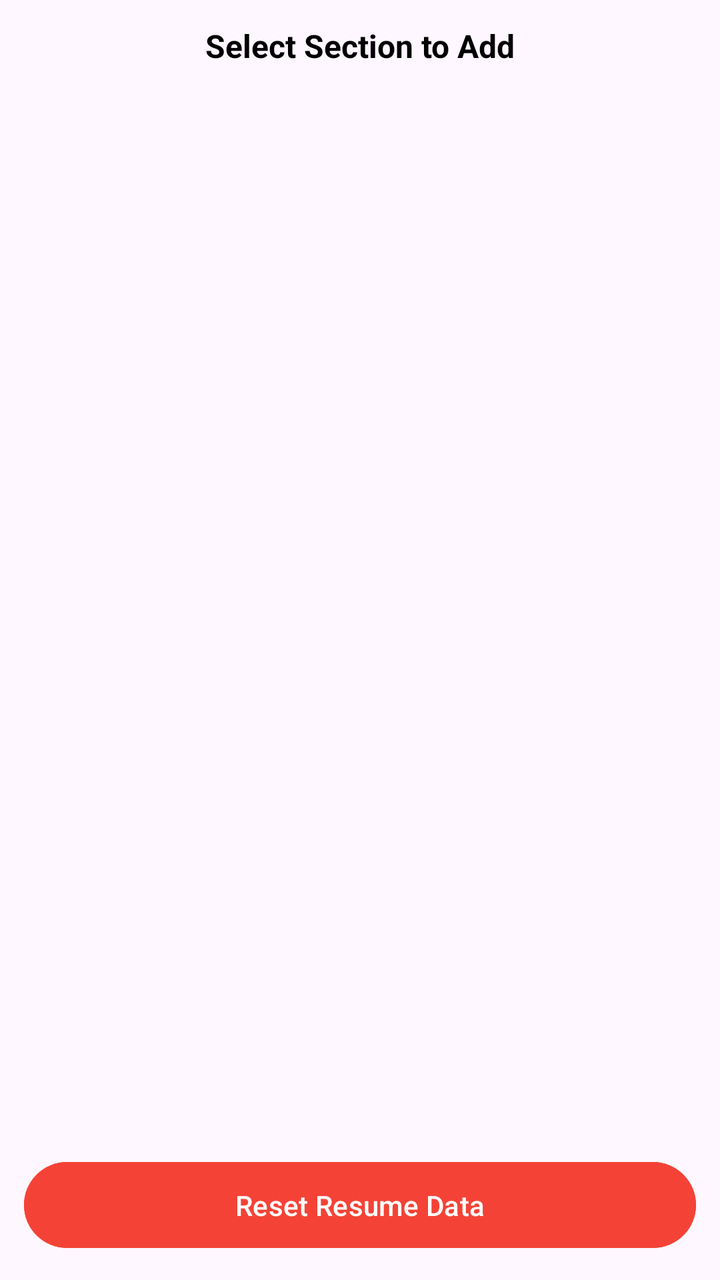
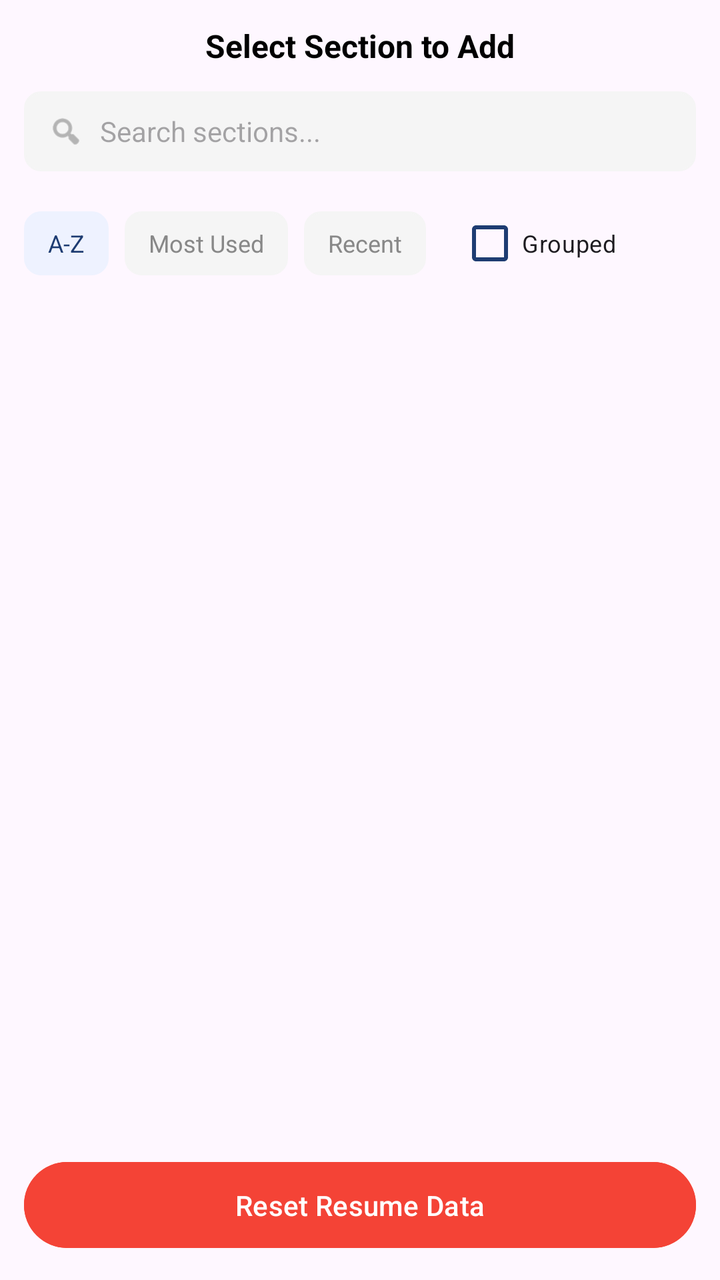

Compare the two renders of this Android layout. The source of the first and the diff that turns it into the second are given below.
<!-- AndroidManifest.xml: application theme Theme.MyApplication -->
<!-- res/layout/panel_page_sections.xml -->
<?xml version="1.0" encoding="utf-8"?>
<LinearLayout xmlns:android="http://schemas.android.com/apk/res/android" android:layout_width="match_parent" android:layout_height="match_parent" android:orientation="vertical" android:background="@android:color/transparent" android:padding="12dp">

    <TextView android:layout_width="match_parent" android:layout_height="wrap_content" android:text="Select Section to Add" android:textStyle="bold" android:textSize="16sp" android:textColor="#000000" android:gravity="center" android:layout_marginBottom="16dp"/>

    
    
    <ScrollView android:layout_width="match_parent" android:layout_height="0dp" android:layout_weight="1" android:scrollbars="vertical" android:paddingBottom="8dp">
        <LinearLayout android:layout_width="match_parent" android:layout_height="wrap_content" android:orientation="horizontal" android:id="@+id/sections_container">

            
            <LinearLayout android:id="@+id/column_left" android:layout_width="0dp" android:layout_height="wrap_content" android:layout_weight="1" android:orientation="vertical" android:paddingRight="4dp"/>

            
            <LinearLayout android:id="@+id/column_right" android:layout_width="0dp" android:layout_height="wrap_content" android:layout_weight="1" android:orientation="vertical" android:paddingLeft="4dp"/>

        </LinearLayout>
    </ScrollView>

    <Button android:id="@+id/btn_reset_all" android:layout_width="match_parent" android:layout_height="wrap_content" android:text="Reset Resume Data" android:layout_marginTop="8dp" android:backgroundTint="#F44336" android:textColor="#FFFFFF" android:textAllCaps="false" android:elevation="2dp" android:paddingVertical="12dp"/>

</LinearLayout>
<!-- resources referenced by this layout -->
<resources>
  <style name="Theme.MyApplication" parent="Base.Theme.MyApplication" />
  <style name="Base.Theme.MyApplication" parent="Theme.Material3.DayNight.NoActionBar">
          
          
      </style>
</resources>

<!-- the commit's change to res/layout/panel_page_sections.xml (unified diff, before → after) -->
@@ -1,19 +1,38 @@
 <?xml version="1.0" encoding="utf-8"?>
-<LinearLayout xmlns:android="http://schemas.android.com/apk/res/android" android:layout_width="match_parent" android:layout_height="match_parent" android:orientation="vertical" android:background="@android:color/transparent" android:padding="12dp">
+<LinearLayout xmlns:android="http://schemas.android.com/apk/res/android"
+    xmlns:app="http://schemas.android.com/apk/res-auto" android:layout_width="match_parent" android:layout_height="match_parent" android:orientation="vertical" android:background="@android:color/transparent" android:padding="12dp">
 
-    <TextView android:layout_width="match_parent" android:layout_height="wrap_content" android:text="Select Section to Add" android:textStyle="bold" android:textSize="16sp" android:textColor="#000000" android:gravity="center" android:layout_marginBottom="16dp"/>
+    <TextView android:layout_width="match_parent" android:layout_height="wrap_content" android:text="Select Section to Add" android:textStyle="bold" android:textSize="16sp" android:textColor="#000000" android:gravity="center" android:layout_marginBottom="12dp"/>
+
+    
+    <LinearLayout android:layout_width="match_parent" android:layout_height="40dp" android:orientation="horizontal" android:background="@drawable/rounded_box_bg" android:backgroundTint="#F5F5F5" android:gravity="center_vertical" android:paddingHorizontal="12dp" android:layout_marginBottom="12dp">
+        <ImageView android:layout_width="18dp" android:layout_height="18dp" android:src="@android:drawable/ic_menu_search" app:tint="#888888"/>
+        <EditText android:id="@+id/search_sections" android:layout_width="match_parent" android:layout_height="match_parent" android:background="@null" android:hint="Search sections..." android:textSize="14sp" android:paddingStart="8dp" android:inputType="text" android:imeOptions="actionSearch"/>
+    </LinearLayout>
+
+    
+    <HorizontalScrollView android:layout_width="match_parent" android:layout_height="wrap_content" android:scrollbars="none" android:layout_marginBottom="12dp">
+        <LinearLayout android:layout_width="wrap_content" android:layout_height="wrap_content" android:orientation="horizontal" android:gravity="center_vertical">
+            <TextView android:id="@+id/btn_sort_az" android:layout_width="wrap_content" android:layout_height="32dp" android:text="A-Z" android:textSize="12sp" android:gravity="center" android:paddingHorizontal="12dp" android:background="@drawable/rounded_box_bg" android:backgroundTint="#EEF2FF" android:textColor="#1E3C72" android:clickable="true" android:focusable="true"/>
+            <View android:layout_width="8dp" android:layout_height="1dp"/>
+            <TextView android:id="@+id/btn_sort_usage" android:layout_width="wrap_content" android:layout_height="32dp" android:text="Most Used" android:textSize="12sp" android:gravity="center" android:paddingHorizontal="12dp" android:background="@drawable/rounded_box_bg" android:backgroundTint="#F5F5F5" android:textColor="#888888" android:clickable="true" android:focusable="true"/>
+            <View android:layout_width="8dp" android:layout_height="1dp"/>
+            <TextView android:id="@+id/btn_sort_recent" android:layout_width="wrap_content" android:layout_height="32dp" android:text="Recent" android:textSize="12sp" android:gravity="center" android:paddingHorizontal="12dp" android:background="@drawable/rounded_box_bg" android:backgroundTint="#F5F5F5" android:textColor="#888888" android:clickable="true" android:focusable="true"/>
+            <View android:layout_width="16dp" android:layout_height="1dp"/>
+            <CheckBox android:id="@+id/chk_group_by" android:layout_width="wrap_content" android:layout_height="wrap_content" android:text="Grouped" android:textSize="12sp" android:checked="true" android:buttonTint="#1E3C72" android:textAllCaps="false"/>
+        </LinearLayout>
+    </HorizontalScrollView>
 
     
     
     <ScrollView android:layout_width="match_parent" android:layout_height="0dp" android:layout_weight="1" android:scrollbars="vertical" android:paddingBottom="8dp">
-        <LinearLayout android:layout_width="match_parent" android:layout_height="wrap_content" android:orientation="horizontal" android:id="@+id/sections_container">
-
-            
-            <LinearLayout android:id="@+id/column_left" android:layout_width="0dp" android:layout_height="wrap_content" android:layout_weight="1" android:orientation="vertical" android:paddingRight="4dp"/>
-
-            
-            <LinearLayout android:id="@+id/column_right" android:layout_width="0dp" android:layout_height="wrap_content" android:layout_weight="1" android:orientation="vertical" android:paddingLeft="4dp"/>
-
+        <LinearLayout android:id="@+id/sections_category_container" android:layout_width="match_parent" android:layout_height="wrap_content" android:orientation="vertical">
+            <LinearLayout android:layout_width="match_parent" android:layout_height="wrap_content" android:orientation="horizontal" android:id="@+id/sections_container">
+                
+                <LinearLayout android:id="@+id/column_left" android:layout_width="0dp" android:layout_height="wrap_content" android:layout_weight="1" android:orientation="vertical" android:paddingRight="4dp"/>
+                
+                <LinearLayout android:id="@+id/column_right" android:layout_width="0dp" android:layout_height="wrap_content" android:layout_weight="1" android:orientation="vertical" android:paddingLeft="4dp"/>
+            </LinearLayout>
         </LinearLayout>
     </ScrollView>
 
<!-- resource entries referenced after the edit -->
@@ -1,5 +1,12 @@
 <!-- resources referenced by this layout -->
 <resources>
+  <!-- drawable rounded_box_bg (drawable) -->
+  <?xml version="1.0" encoding="utf-8"?>
+  <shape xmlns:android="http://schemas.android.com/apk/res/android">
+      <solid android:color="#F5F5F5"/>
+      <corners android:radius="8dp"/>
+      <stroke android:width="1dp" android:color="#E0E0E0"/>
+  </shape>
   <style name="Theme.MyApplication" parent="Base.Theme.MyApplication" />
   <style name="Base.Theme.MyApplication" parent="Theme.Material3.DayNight.NoActionBar">
           
